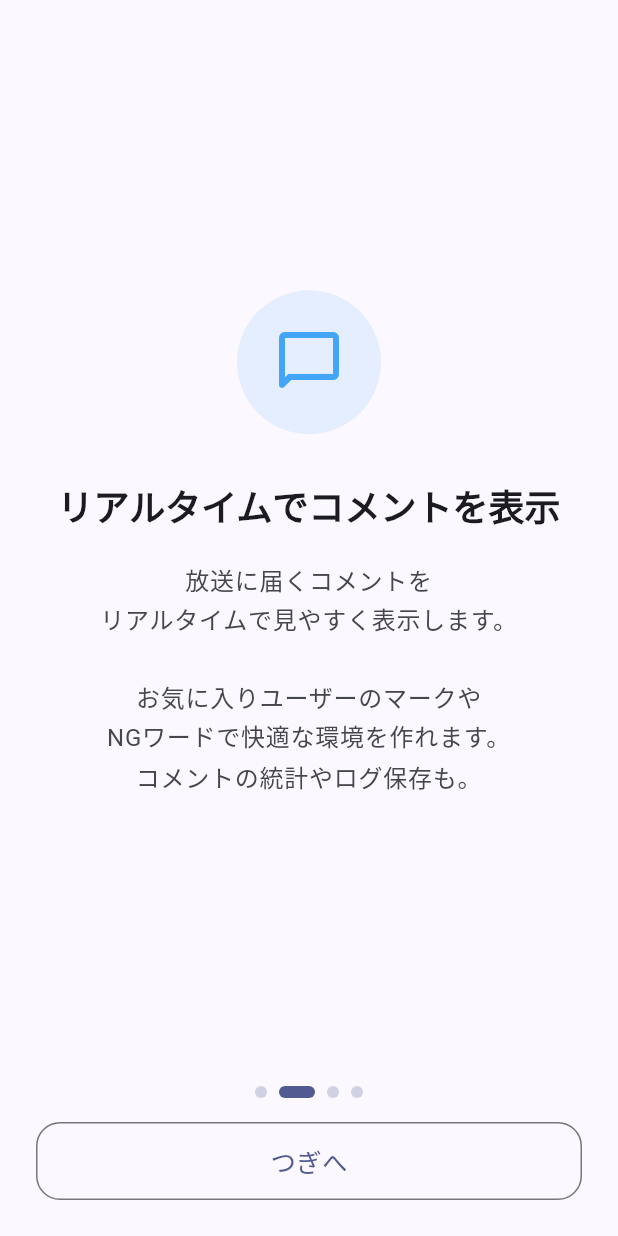
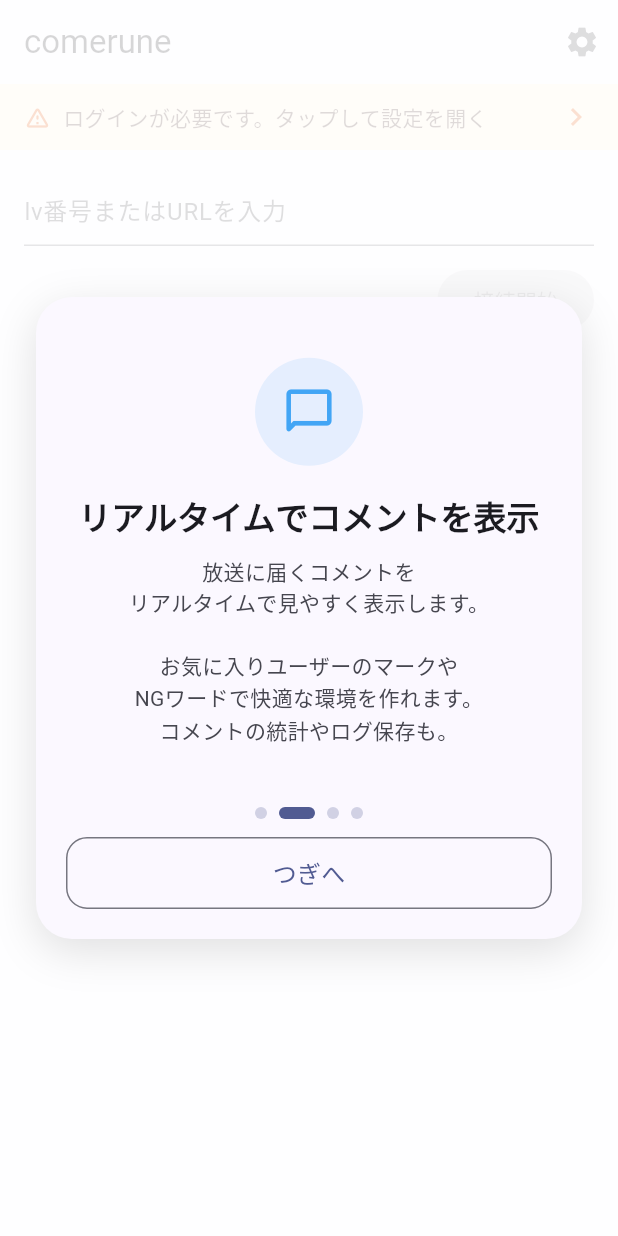
Before and after one commit to sahya/comerune, a Flutter app: the screen it shows after launch, after a tap on "つぎへ", on a phone screen of 412 x 824 dp. Run offline on Flutter 3.47's test engine with Material 3 defaults, Android fonts, the phone set to English and light mode, and no system bars; our stand-ins replace flutter_secure_storage, share_plus, shared_preferences, wakelock_plus, webview_flutter; missing offline and left inert: flutter_foreground_task.

```diff
--- a/lib/main.dart
+++ b/lib/main.dart
@@ -125,6 +125,7 @@ class _ComeruneAppState extends State<ComeruneApp> {
   late final StreamSubscription<int?> _ndgrViewerCountSubscription;
 
   late bool _showOnboarding;
+  final GlobalKey<NavigatorState> _navigatorKey = GlobalKey<NavigatorState>();
   String _currentLv = '';
   int _ndgrHistoryCount = 100;
   final ValueNotifier<String?> _programTitleNotifier =
@@ -143,6 +144,17 @@ class _ComeruneAppState extends State<ComeruneApp> {
   void initState() {
     super.initState();
     _showOnboarding = !widget.onboardingStore.isCompleted();
+    if (_showOnboarding) {
+      WidgetsBinding.instance.addPostFrameCallback((_) {
+        final NavigatorState? navigator = _navigatorKey.currentState;
+        if (navigator != null) {
+          showOnboardingDialog(
+            context: navigator.context,
+            onboardingStore: widget.onboardingStore,
+          );
+        }
+      });
+    }
     _ndgrHistoryCount =
         widget.initialSettings.pastCommentFetchCount.historyCount;
     _themeModeNotifier =
@@ -262,16 +274,8 @@ class _ComeruneAppState extends State<ComeruneApp> {
         themeMode: currentMode == AppThemeMode.system
             ? ThemeMode.system
             : ThemeMode.light,
-        home: _showOnboarding
-            ? OnboardingScreen(
-                onboardingStore: widget.onboardingStore,
-                onCompleted: () {
-                  setState(() {
-                    _showOnboarding = false;
-                  });
-                },
-              )
-            : SelectScreen(
+        navigatorKey: _navigatorKey,
+        home: SelectScreen(
           connectionSupervisor: _connectionSupervisor,
           timelineStore: _timelineStore,
           statisticsStore: _statisticsStore,
--- a/lib/presentation/screens/onboarding_screen.dart
+++ b/lib/presentation/screens/onboarding_screen.dart
@@ -2,25 +2,37 @@ import 'package:flutter/material.dart';
 
 import '../../application/onboarding/onboarding_store.dart';
 
-/// 初回起動時に表示するオンボーディングガイド。
+/// 初回起動時にダイアログとして表示するオンボーディングガイド。
 ///
-/// 4 ページ構成の PageView で、温かみのあるコンテンツを通じて
-/// アプリの主要機能を紹介する。完了後に [onCompleted] が呼ばれる。
-class OnboardingScreen extends StatefulWidget {
-  const OnboardingScreen({
-    super.key,
-    required this.onboardingStore,
-    required this.onCompleted,
-  });
+/// [barrierDismissible] を false にしているため、最終ページの
+/// 「はじめる」ボタンを押さないと閉じられない。
+Future<void> showOnboardingDialog({
+  required BuildContext context,
+  required OnboardingStore onboardingStore,
+}) {
+  return showDialog<void>(
+    context: context,
+    barrierDismissible: false,
+    barrierColor: Colors.white.withValues(alpha: 0.82),
+    builder: (BuildContext context) {
+      return PopScope(
+        canPop: false,
+        child: _OnboardingDialog(onboardingStore: onboardingStore),
+      );
+    },
+  );
+}
+
+class _OnboardingDialog extends StatefulWidget {
+  const _OnboardingDialog({required this.onboardingStore});
 
   final OnboardingStore onboardingStore;
-  final VoidCallback onCompleted;
 
   @override
-  State<OnboardingScreen> createState() => _OnboardingScreenState();
+  State<_OnboardingDialog> createState() => _OnboardingDialogState();
 }
 
-class _OnboardingScreenState extends State<OnboardingScreen> {
+class _OnboardingDialogState extends State<_OnboardingDialog> {
   final PageController _pageController = PageController();
   int _currentPage = 0;
   bool _isCompleting = false;
@@ -39,7 +51,9 @@ class _OnboardingScreenState extends State<OnboardingScreen> {
       _isCompleting = true;
     });
     await widget.onboardingStore.markCompleted();
-    widget.onCompleted();
+    if (mounted) {
+      Navigator.of(context).pop();
+    }
   }
 
   void _nextPage() {
@@ -53,14 +67,32 @@ class _OnboardingScreenState extends State<OnboardingScreen> {
 
   @override
   Widget build(BuildContext context) {
-    final ThemeData theme = Theme.of(context);
-    final ColorScheme colorScheme = theme.colorScheme;
+    final ColorScheme colorScheme = Theme.of(context).colorScheme;
 
-    return Scaffold(
-      body: SafeArea(
+    return Center(
+      child: Material(
+        color: Colors.transparent,
+        child: Container(
+          margin: const EdgeInsets.symmetric(horizontal: 24, vertical: 48),
+          constraints: const BoxConstraints(maxWidth: 400),
+          decoration: BoxDecoration(
+            color: colorScheme.surface,
+            borderRadius: BorderRadius.circular(24),
+            boxShadow: <BoxShadow>[
+              BoxShadow(
+                color: Colors.black.withValues(alpha: 0.12),
+                blurRadius: 24,
+                offset: const Offset(0, 8),
+              ),
+            ],
+          ),
+          child: ClipRRect(
+            borderRadius: BorderRadius.circular(24),
             child: Column(
+              mainAxisSize: MainAxisSize.min,
               children: <Widget>[
-            Expanded(
+                SizedBox(
+                  height: 340,
                   child: PageView(
                     controller: _pageController,
                     onPageChanged: (int page) {
@@ -82,36 +114,38 @@ class _OnboardingScreenState extends State<OnboardingScreen> {
                   colorScheme: colorScheme,
                 ),
                 Padding(
-              padding: const EdgeInsets.fromLTRB(24, 16, 24, 24),
+                  padding: const EdgeInsets.fromLTRB(20, 12, 20, 20),
                   child: _currentPage == _pageCount - 1
                       ? FilledButton(
                           onPressed: _completeOnboarding,
                           style: FilledButton.styleFrom(
-                        minimumSize: const Size(double.infinity, 52),
+                            minimumSize: const Size(double.infinity, 48),
                             shape: RoundedRectangleBorder(
-                          borderRadius: BorderRadius.circular(16),
+                              borderRadius: BorderRadius.circular(14),
                             ),
                           ),
                           child: const Text(
                             'はじめる',
-                        style: TextStyle(fontSize: 17),
+                            style: TextStyle(fontSize: 16),
                           ),
                         )
                       : OutlinedButton(
                           onPressed: _nextPage,
                           style: OutlinedButton.styleFrom(
-                        minimumSize: const Size(double.infinity, 52),
+                            minimumSize: const Size(double.infinity, 48),
                             shape: RoundedRectangleBorder(
-                          borderRadius: BorderRadius.circular(16),
+                              borderRadius: BorderRadius.circular(14),
                             ),
                           ),
                           child: const Text(
                             'つぎへ',
-                        style: TextStyle(fontSize: 17),
+                            style: TextStyle(fontSize: 16),
                           ),
                         ),
                 ),
               ],
+            ),
+          ),
         ),
       ),
     );
@@ -258,33 +292,33 @@ class _OnboardingPageLayout extends StatelessWidget {
   @override
   Widget build(BuildContext context) {
     return Padding(
-      padding: const EdgeInsets.symmetric(horizontal: 32),
+      padding: const EdgeInsets.symmetric(horizontal: 24),
       child: Column(
         mainAxisAlignment: MainAxisAlignment.center,
         children: <Widget>[
           Container(
-            width: 96,
-            height: 96,
+            width: 72,
+            height: 72,
             decoration: BoxDecoration(
               color: iconColor.withValues(alpha: 0.12),
               shape: BoxShape.circle,
             ),
-            child: Icon(icon, size: 48, color: iconColor),
+            child: Icon(icon, size: 36, color: iconColor),
           ),
-          const SizedBox(height: 32),
+          const SizedBox(height: 20),
           Text(
             title,
-            style: Theme.of(context).textTheme.headlineSmall?.copyWith(
+            style: Theme.of(context).textTheme.titleLarge?.copyWith(
                   fontWeight: FontWeight.bold,
                 ),
             textAlign: TextAlign.center,
           ),
-          const SizedBox(height: 20),
+          const SizedBox(height: 12),
           Text(
             body,
-            style: Theme.of(context).textTheme.bodyLarge?.copyWith(
+            style: Theme.of(context).textTheme.bodyMedium?.copyWith(
                   color: colorScheme.onSurfaceVariant,
-                  height: 1.6,
+                  height: 1.5,
                 ),
             textAlign: TextAlign.center,
           ),
```
Also changed, not shown: 2 other files. Lines whose indentation alone changed are shown as unchanged.
